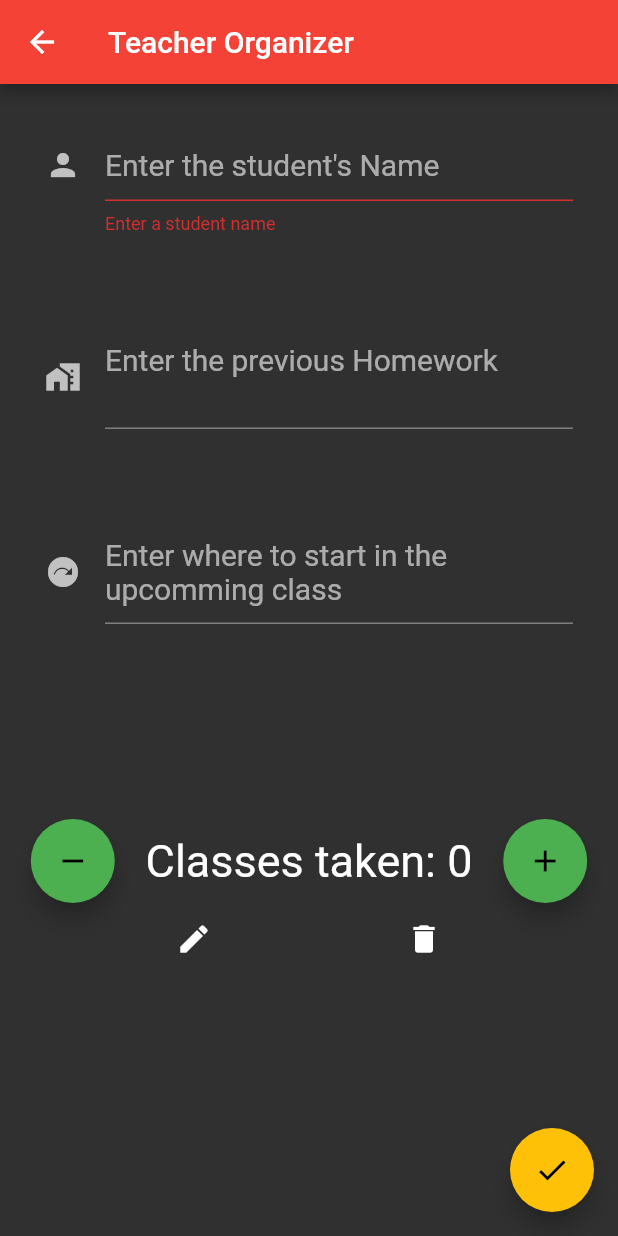
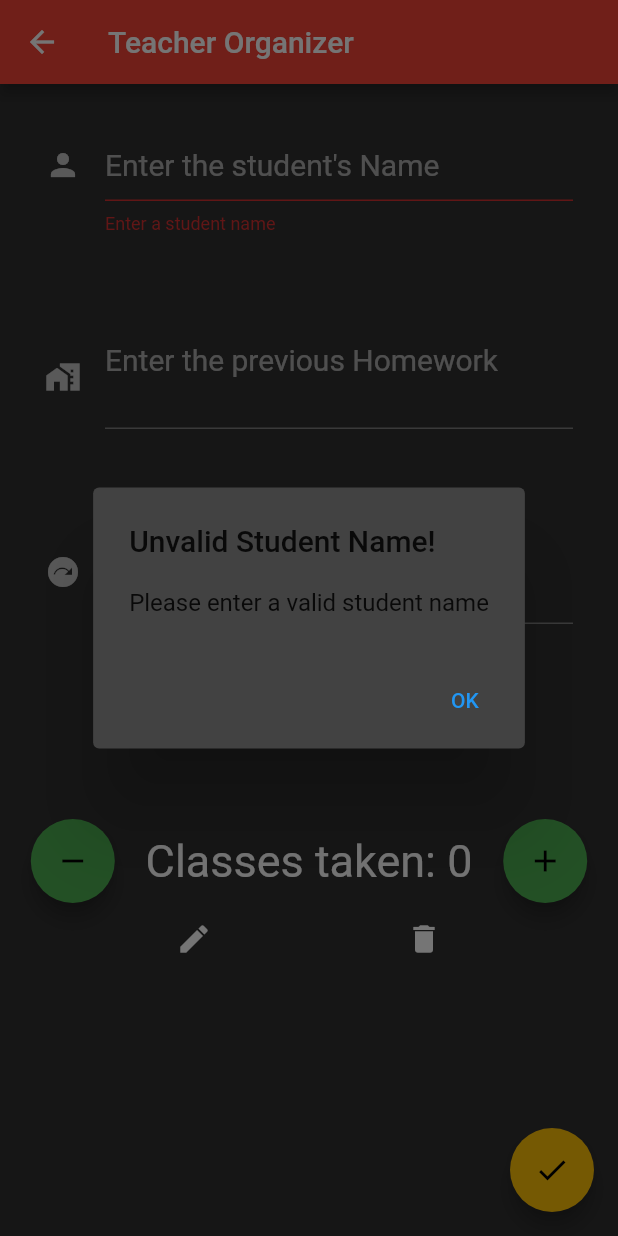
Before and after one commit to Alrashi/teacher-Organizer, a Flutter app: the StudentPage screen opened directly, after a tap on the "add" icon, after a tap on the "delete" icon, after a tap on the "done" icon, on a phone screen of 412 x 824 dp. Run offline on Flutter 3.47's test engine with Material 2 defaults, Android fonts, the phone set to English and light mode, and no system bars; our stand-ins replace google_fonts, sqflite; accounts and stored records are empty; Roboto replaces fonts that are missing (Abel).

Commit message:
added an alert dialog when the user confirms without adding a valid student name

```diff
--- a/lib/screens/studentpage.dart
+++ b/lib/screens/studentpage.dart
@@ -326,8 +326,6 @@ class _StudentPageState extends State<StudentPage> {
                       _classesCounter = 0;
                     });
                   }
-
-                  //deleteStudent();
                 },
                 icon: const Icon(Icons.delete),
               ),
@@ -338,7 +336,26 @@ class _StudentPageState extends State<StudentPage> {
       floatingActionButton: FloatingActionButton(
         onPressed: widget.tfEnabled
             ? () {
-                createAndUpdateStudent();
+                if (_errorText == null) {
+                  createAndUpdateStudent();
+                }
+                showDialog(
+                  context: context,
+                  builder: (_) {
+                    return AlertDialog(
+                      title: const Text("Unvalid Student Name!"),
+                      content: const Text("Please enter a valid student name"),
+                      actions: [
+                        TextButton(
+                          onPressed: () {
+                            Navigator.pop(context);
+                          },
+                          child: const Text("OK"),
+                        ),
+                      ],
+                    );
+                  },
+                );
               }
             : null,
         backgroundColor: Colors.amber,
```
